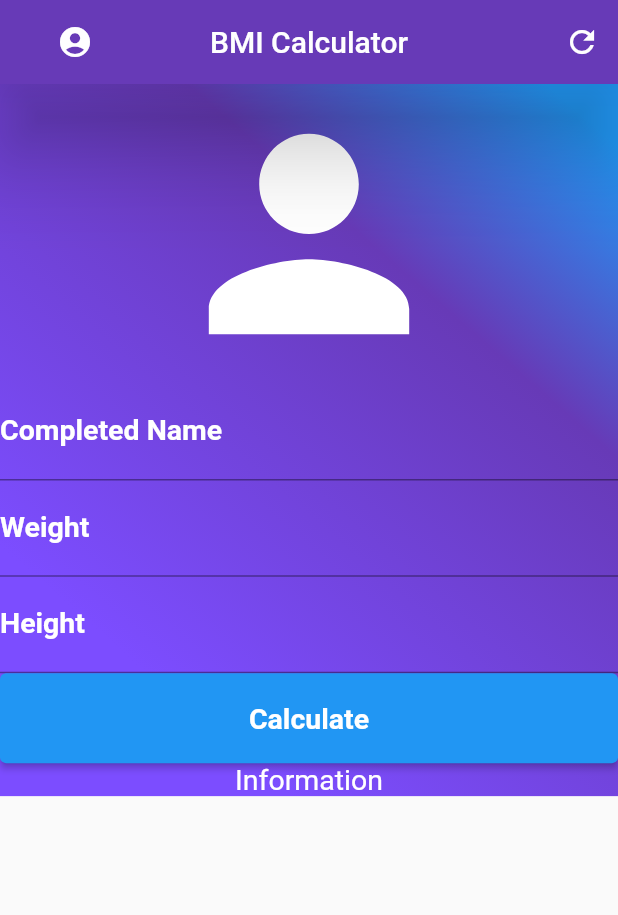
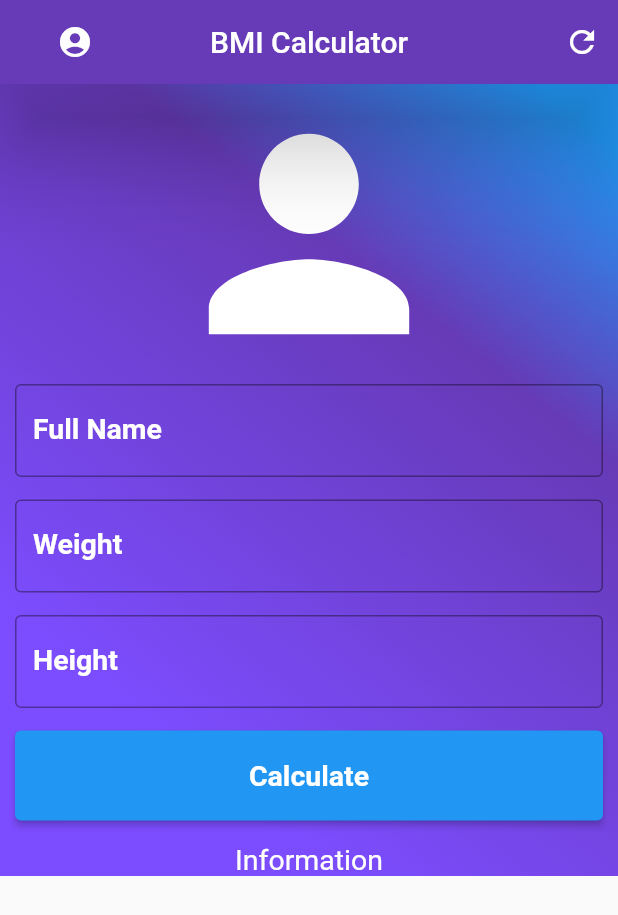
Before and after one commit to Alxelio/bmi_Santander, a Flutter app: the screen it shows after launch, on a phone screen of 412 x 824 dp. Shown: the top 915 px of the screen. Run offline on Flutter 3.47's test engine with Material 2 defaults, Android fonts, the phone set to English and light mode, and no system bars.

Commit message:
Improve the code with components
Signed-off-by: Auccelio <auxerreauccelio@gmail.com>

```diff
--- /dev/null
+++ b/lib/Constants_TextStyle.dart
@@ -0,0 +1,36 @@
+import 'package:flutter/material.dart';
+
+const kTextStyle = TextStyle(
+  color: Colors.white,
+  fontSize: 19,
+);
+
+const kInputDecorationNamee = InputDecoration(
+  hintText: "Enter your First and Last names please!",
+  labelText: "Full Name",
+  border: OutlineInputBorder(),
+  labelStyle: TextStyle(
+    color: Colors.white,
+    fontWeight: FontWeight.bold,
+  ),
+);
+
+const kInputDecorationWeightt = InputDecoration(
+  hintText: "Enter your Weight in kilograms",
+  labelText: "Weight",
+  border: OutlineInputBorder(),
+  labelStyle: TextStyle(
+    color: Colors.white,
+    fontWeight: FontWeight.bold,
+  ),
+);
+
+const kInputDecorationHeightt = InputDecoration(
+  hintText: "Enter your Height in meters",
+  labelText: "Height",
+  border: OutlineInputBorder(),
+  labelStyle: TextStyle(
+    color: Colors.white,
+    fontWeight: FontWeight.bold,
+  ),
+);
--- a/lib/main.dart
+++ b/lib/main.dart
@@ -1,4 +1,5 @@
 import 'package:flutter/material.dart';
+import 'package:bmi_santander/Constants_TextStyle.dart';
 
 TextEditingController? namee = TextEditingController();
 TextEditingController? weightt = TextEditingController();
@@ -22,8 +23,6 @@
 
 
 class Person extends StatefulWidget {
-  //Person({ @required this.namee, @required this.weightt, @required this.heightt });
-
 
   @override
   State<Person> createState() => _PersonState();
@@ -60,6 +59,7 @@
         ),
 
         child: SingleChildScrollView(
+          padding: EdgeInsets.fromLTRB(10.0, 0.0, 10.0, 0.0,),
           child: Column(
             mainAxisAlignment: MainAxisAlignment.center,
             crossAxisAlignment: CrossAxisAlignment.stretch,
@@ -73,23 +73,15 @@
                 keyboardType: TextInputType.name,
 
                 //From Inside Label
-                style: TextStyle(
-                  color: Colors.white,
-                  fontSize: 19,
-                ),
+                style: kTextStyle,
 
                 //From Outside Label
-                decoration: InputDecoration(
-                  hintText: "Enter your First and Last names please!",
-                  labelText: "Completed Name",
-                  labelStyle: TextStyle(
-                    color: Colors.white,
-                    fontWeight: FontWeight.bold,
-                  ),
-                ),
+                decoration: kInputDecorationNamee,
 
                 controller: namee,
               ),
+
+              SizedBox(height: 15.0,),
 
               //Weight
               TextFormField(
@@ -97,50 +89,32 @@
                 keyboardType: TextInputType.number,
 
                 //From Inside Label
-                style: TextStyle(
-                  fontSize: 19,
-                  color: Colors.white,
-                ),
+                style: kTextStyle,
 
                 //From Outside Label
-                decoration: InputDecoration(
-                  hintText: "Enter your Weight",
-                  labelText: "Weight",
-                  labelStyle: TextStyle(
-                    color: Colors.white,
-                    fontWeight: FontWeight.bold,
-                  ),
-                ),
+                decoration: kInputDecorationWeightt,
 
                 controller: weightt,
+              ),
 
-              ),
+              SizedBox(height: 15.0,),
 
               //Height
               TextFormField(
                 textAlign: TextAlign.center,
                 keyboardType: TextInputType.number,
 
-                style: TextStyle(
-                  color: Colors.white,
-                  fontSize: 19,
-                ),
+                style: kTextStyle,
 
-                decoration: InputDecoration(
-                  hintText: "Enter your Height",
-                  labelText: "Height",
-                  labelStyle: TextStyle(
-                    color: Colors.white,
-                    fontWeight: FontWeight.bold,
-                  ),
-                ),
+                decoration: kInputDecorationHeightt,
 
                 controller: heightt,
-
               ),
 
               //Elevated Button
-              Container(
+              Padding(
+                padding: EdgeInsets.only( top: 15.0, bottom: 15.0,),
+                child: Container(
                   height: 60.0,
                   child: ElevatedButton(
                     onPressed: (){},
@@ -151,16 +125,14 @@
                       ),
                     ),
                   ),
+                ),
               ),
 
               //Information
                 Text(
                   "Information",
                   textAlign: TextAlign.center,
-                  style: TextStyle(
-                    fontSize: 19,
-                    color: Colors.white,
-                  ),
+                  style: kTextStyle,
                 ),
 
             ],
```
